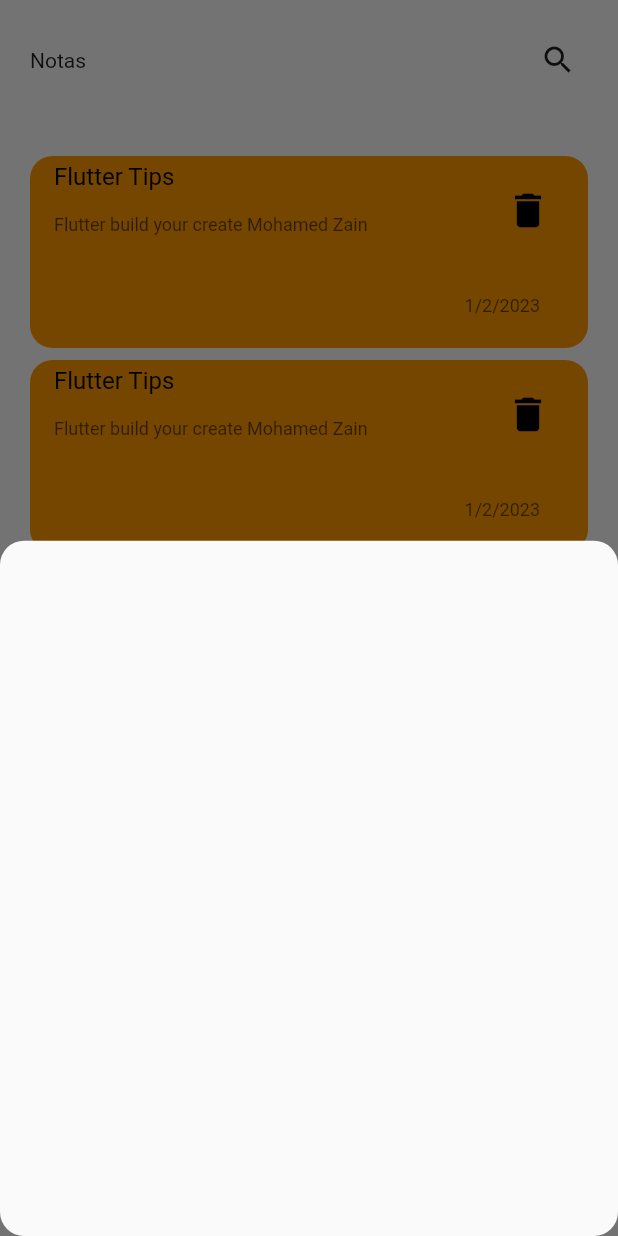
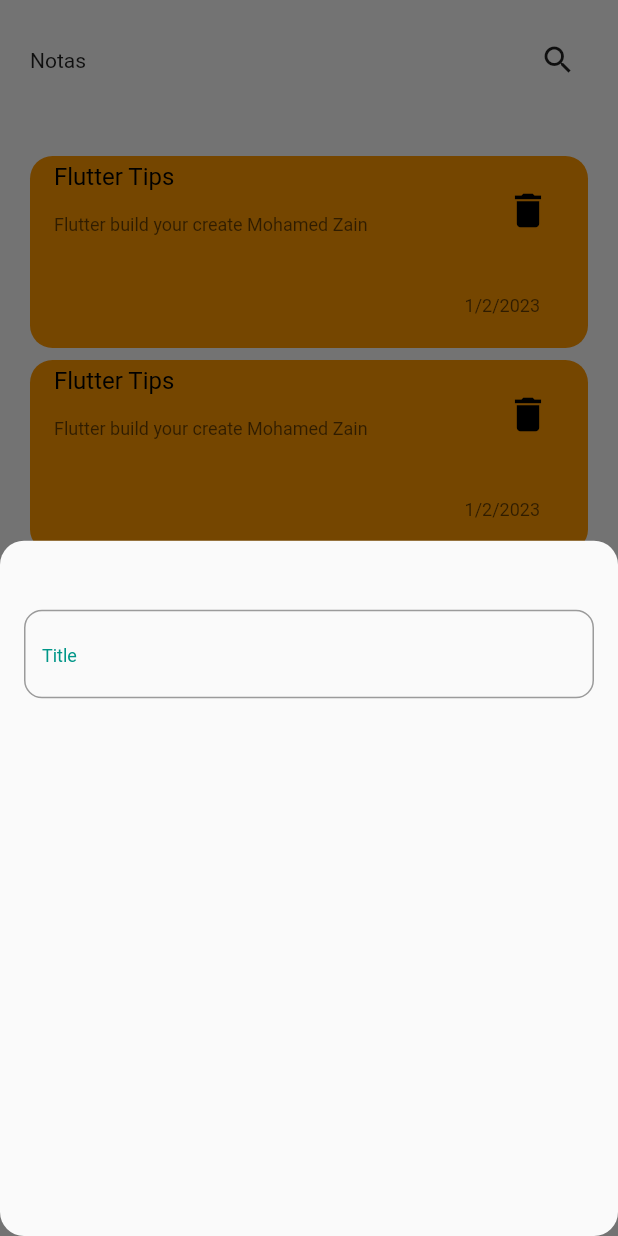
Before and after one commit to mohamedredazain/notees_app, a Flutter app: the screen it shows after launch, after a tap on the "add" icon, on a phone screen of 412 x 824 dp. Run offline on Flutter 3.47's test engine with Material 2 defaults, Android fonts, the phone set to English and light mode, and no system bars.

Commit message:
create custom  text filed

```diff
--- /dev/null
+++ b/lib/custom_text_form.dart
@@ -0,0 +1,37 @@
+import 'package:flutter/material.dart';
+
+import 'notes_body.dart';
+
+class CustomTextForm extends StatelessWidget {
+
+  const CustomTextForm({super.key});
+
+
+  @override
+  Widget build(BuildContext context) {
+    return Column(
+      children: [
+        TextFormField(
+          cursorColor: isPrimary,
+          decoration: InputDecoration(
+            hintText: 'Title',
+            hintStyle:const TextStyle(color: isPrimary,fontSize: 12),
+              border: buildBorder(),
+              focusedBorder: buildBorder(isPrimary),
+            ),
+
+        ),
+      ],
+    );
+  }
+
+  OutlineInputBorder buildBorder([color]){
+     return OutlineInputBorder(
+      borderRadius: BorderRadius.circular(12),
+      borderSide: BorderSide(
+        width: 1.0,
+        color: color?? Colors.white
+      )
+     );
+  }
+}
--- a/lib/notes_app.dart
+++ b/lib/notes_app.dart
@@ -19,7 +19,7 @@
               ),
               context: context,
             builder: ((context) {
-              return AddNoteBottom();
+              return AddNoteBottom(context);
             }));
           }
           ),child: Icon(Icons.add),
--- a/lib/notes_body.dart
+++ b/lib/notes_body.dart
@@ -1,7 +1,9 @@
 
-// ignore_for_file: prefer_const_constructors
+// ignore_for_file: prefer_const_constructors, non_constant_identifier_names
 
 import 'package:flutter/material.dart';
+
+import 'custom_text_form.dart';
  IconSearch(){
     return Container(
       width: 40,
@@ -45,16 +47,16 @@
   );
 }
 
- AddNoteBottom(){
-    return Container(
-
-      decoration: BoxDecoration(
-
-      ),
+ AddNoteBottom(BuildContext context){
+    return Padding(
+      padding: const EdgeInsets.all(16.0),
       child: Column(
-        children: [
-
+        children: const [
+          SizedBox(height: 30,),
+              CustomTextForm(),
         ],
       ),
     );
    }
+
+const isPrimary =Colors.teal;
```
